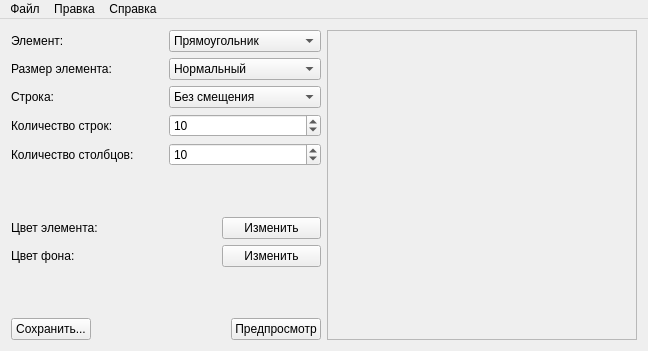
Qt form mainwindow.ui (MegaSamuel/PatternDraw) before a commit.
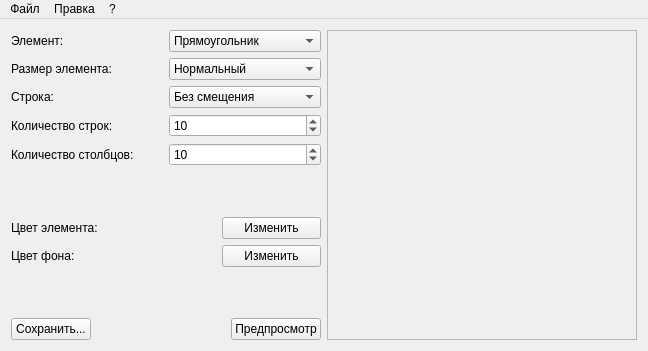
The same form after that commit.

The edit to the form file:
```diff
--- a/mainwindow.ui
+++ b/mainwindow.ui
@@ -370,7 +370,7 @@
    </property>
    <widget class="QMenu" name="menuNote">
     <property name="title">
-     <string>Справка</string>
+     <string>?</string>
     </property>
     <addaction name="actionMan"/>
     <addaction name="actionInfo"/>
```
